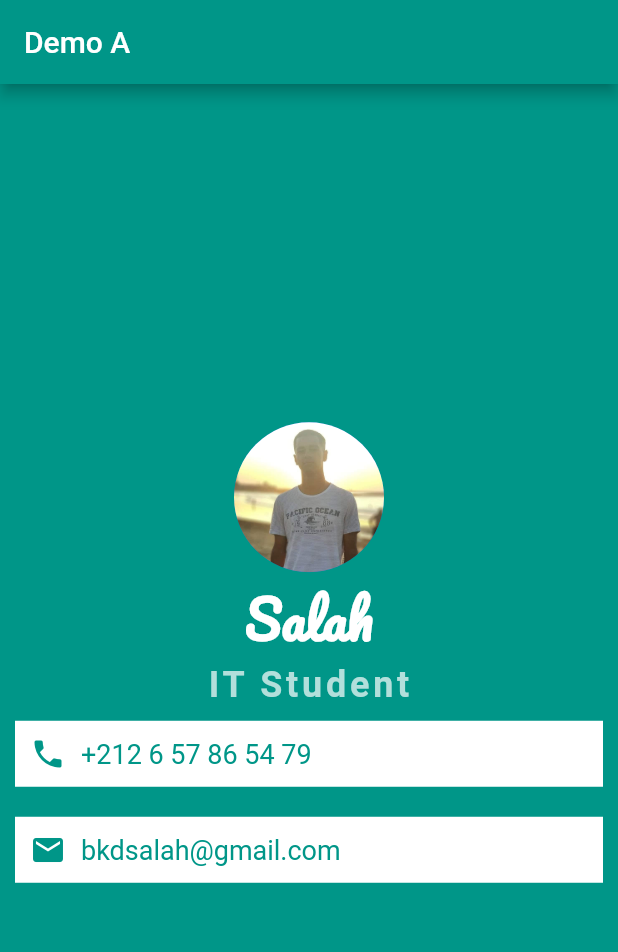
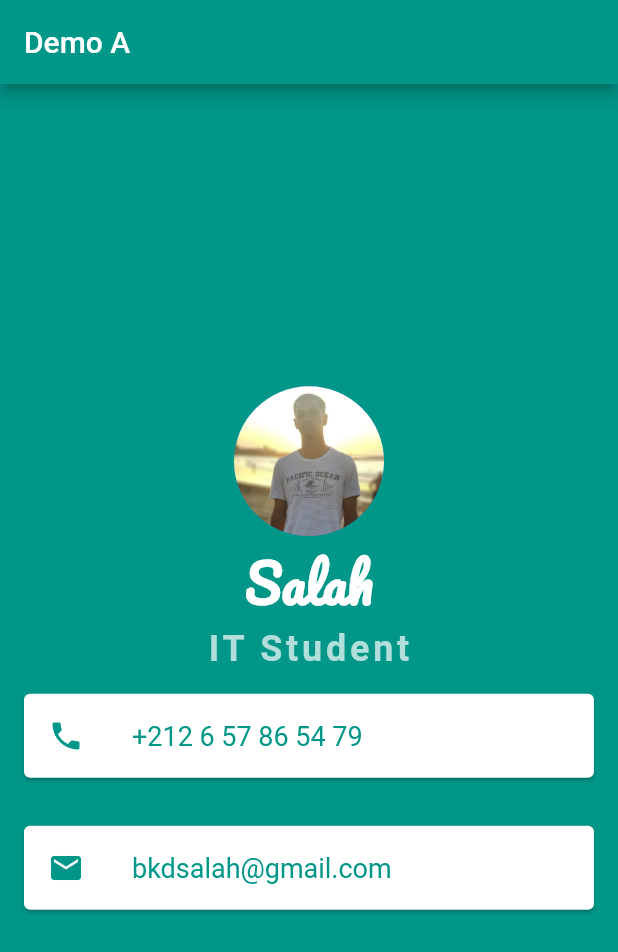
Before and after one commit to SalahBkd/flutter-training, a Flutter app: the screen it shows after launch, on a phone screen of 412 x 824 dp. Shown: the top 952 px of the screen. Run offline on Flutter 3.47's test engine with Material 2 defaults, Android fonts, the light colour scheme and no system bars.

Commit message:
add card & ListTile

```diff
--- a/lib/main.dart
+++ b/lib/main.dart
@@ -38,34 +38,32 @@ class MyApp extends StatelessWidget {
                       letterSpacing: 2.5,
                       fontWeight: FontWeight.bold),
                 ),
-                Container(
-                  color: Colors.white,
-                  margin: EdgeInsets.symmetric(vertical: 10, horizontal: 10),
-                  padding: EdgeInsets.all(10.0),
-                  child: Row(
-                    children: [
-                      Icon(Icons.phone, color: Colors.teal),
-                      SizedBox(width: 10.0,),
-                      Text(
+                Padding(
+                  padding: const EdgeInsets.all(6.0),
+                  child: Card(
+                    color: Colors.white,
+                    margin: EdgeInsets.symmetric(vertical: 10, horizontal: 10),
+                    child: ListTile(
+                      leading: Icon(Icons.phone, color: Colors.teal),
+                      title: Text(
                         '+212 6 57 86 54 79',
                         style: TextStyle(color: Colors.teal, fontSize: 18),
-                      )
-                    ],
+                      ),
+                    ),
                   ),
                 ),
-                Container(
-                  color: Colors.white,
-                  margin: EdgeInsets.symmetric(vertical: 10, horizontal: 10),
-                  padding: EdgeInsets.all(10.0),
-                  child: Row(
-                    children: [
-                      Icon(Icons.mail, color: Colors.teal),
-                      SizedBox(width: 10.0,),
-                      Text(
+                Padding(
+                  padding: const EdgeInsets.all(6.0),
+                  child: Card(
+                    color: Colors.white,
+                    margin: EdgeInsets.symmetric(vertical: 10, horizontal: 10),
+                    child: ListTile(
+                      leading:  Icon(Icons.mail, color: Colors.teal),
+                      title: Text(
                         'bkdsalah@gmail.com',
                         style: TextStyle(color: Colors.teal, fontSize: 18),
-                      )
-                    ],
+                      ),
+                    ),
                   ),
                 )
               ],
```
